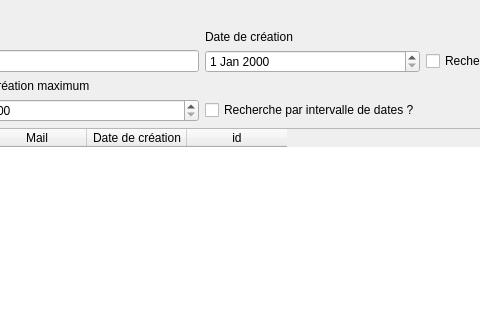
Noa-Barbosa/Projet_CDAA, file listcontact.ui: the form before one commit; both pictures show x 334 to 814 and y 0 to 320 of the 1342 by 542 pixel window.
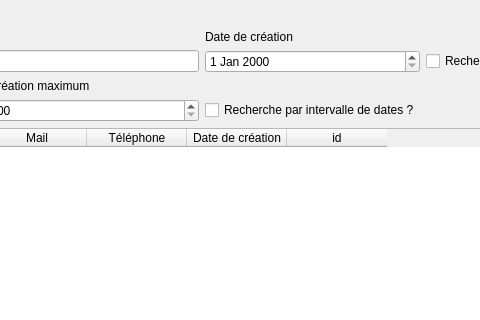
The form after the commit.

```diff
--- a/listcontact.ui
+++ b/listcontact.ui
@@ -55,6 +55,11 @@
          <string>Mail</string>
         </property>
        </column>
+       <column>
+        <property name="text">
+         <string>Téléphone</string>
+        </property>
+       </column>
        <column>
         <property name="text">
          <string>Date de création</string>
```
Left out of the diff: 9 changed lines with no effect on the pictures.
